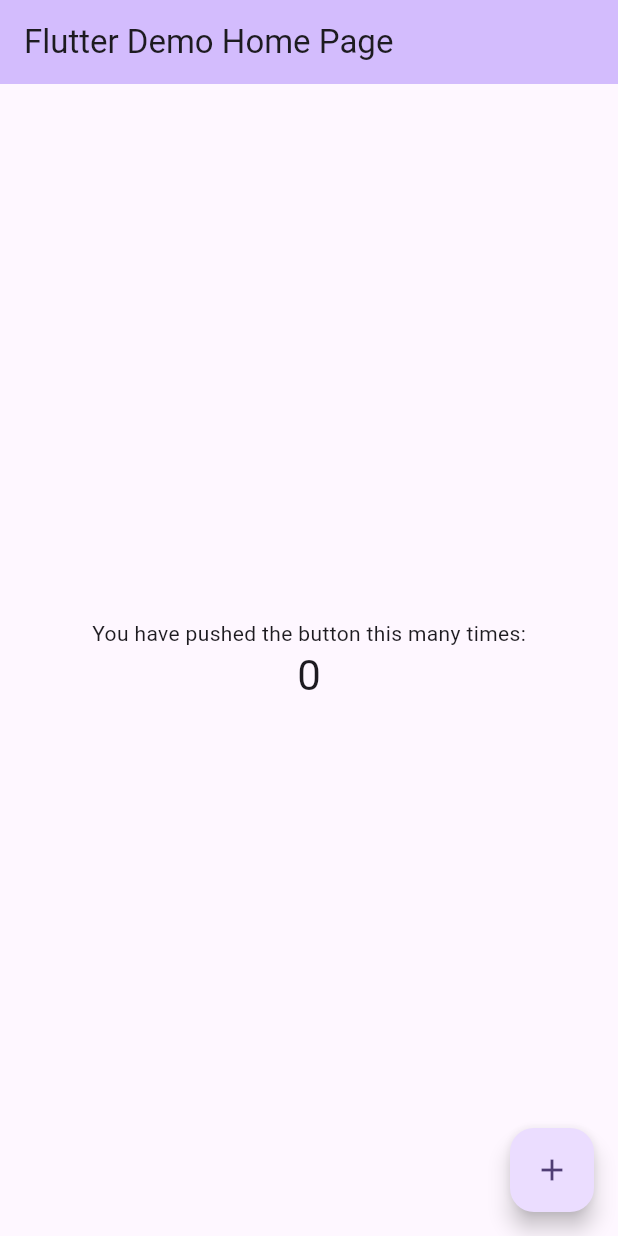
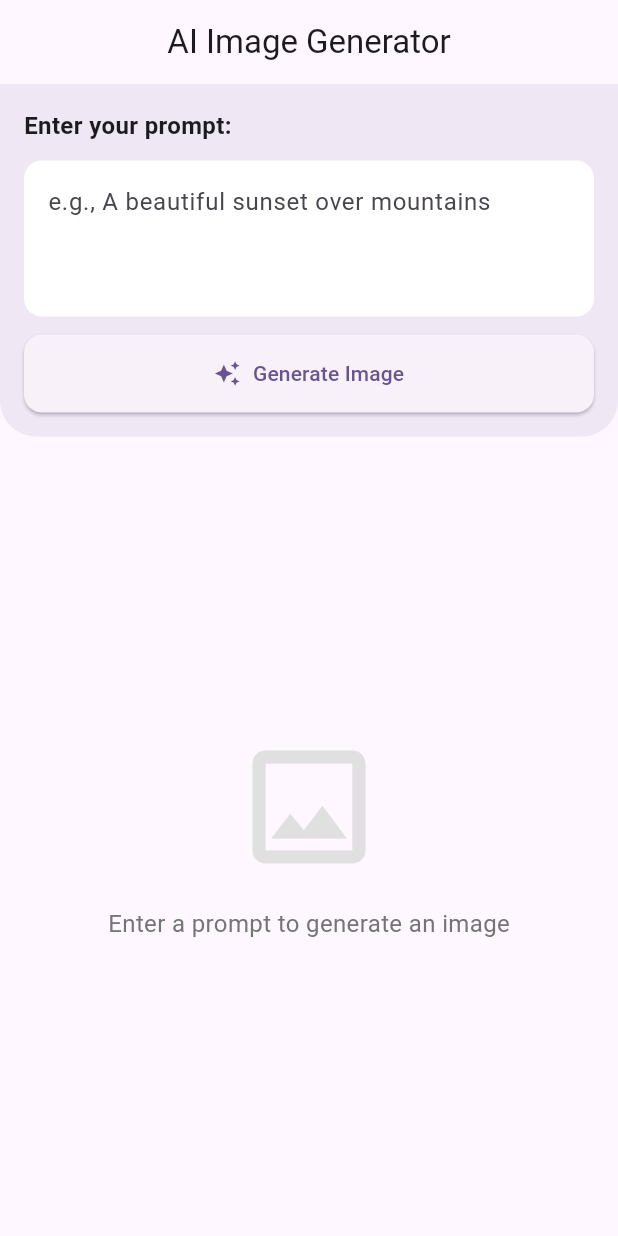
Before and after one commit to mishad01/gen_ai_based_image_generator_app, a Flutter app: the screen it shows after launch, on a phone screen of 412 x 824 dp. Run offline on Flutter 3.47's test engine with Material 3 defaults, Android fonts, the light colour scheme and no system bars; our stand-ins replace cached_network_image, flutter_dotenv.

Commit message:
feat: implement AI image generation using OpenAI API and update project structure

```diff
--- /dev/null
+++ b/lib/data/model/image_model.dart
@@ -0,0 +1,35 @@
+// ignore_for_file: public_member_api_docs, sort_constructors_first
+import 'dart:convert';
+
+class ImageModel {
+  final String url;
+  final String prompt;
+  final String createdAt;
+
+  ImageModel({
+    required this.url,
+    required this.prompt,
+    required this.createdAt,
+  });
+
+  Map<String, dynamic> toMap() {
+    return <String, dynamic>{
+      'url': url,
+      'prompt': prompt,
+      'createdAt': createdAt,
+    };
+  }
+
+  factory ImageModel.fromMap(Map<String, dynamic> map) {
+    return ImageModel(
+      url: map['url'] as String,
+      prompt: map['prompt'] as String,
+      createdAt: map['createdAt'] as String,
+    );
+  }
+
+  String toJson() => json.encode(toMap());
+
+  factory ImageModel.fromJson(String source) =>
+      ImageModel.fromMap(json.decode(source) as Map<String, dynamic>);
+}
--- /dev/null
+++ b/lib/data/service/open_api_service.dart
@@ -0,0 +1,40 @@
+import 'package:flutter_dotenv/flutter_dotenv.dart';
+import 'package:gen_ai_based_image_generator_app/data/model/image_model.dart';
+import 'network_caller.dart';
+
+class OpenAIService {
+  final String _baseUrl = 'https://api.openai.com/v1/images/generations';
+
+  String get apiKey => dotenv.env['OPENAI_API_KEY'] ?? '';
+
+  Future<ImageModel> generateImage(String prompt) async {
+    final response = await NetworkCaller.postRequest(
+      url: _baseUrl,
+      headers: {
+        'Content-Type': 'application/json',
+        'Authorization': 'Bearer $apiKey',
+      },
+      body: {'model': 'dall-e-2', 'prompt': prompt, 'n': 1, 'size': '512x512'},
+    );
+
+    if (response.isSuccess) {
+      final imageUrl = response.responseData['data'][0]['url'];
+
+      return ImageModel(
+        url: imageUrl,
+        prompt: prompt,
+        createdAt: DateTime.now().toString(),
+      );
+    } else {
+      if (response.responseData != null &&
+          response.responseData['error'] != null) {
+        throw Exception(
+          response.responseData['error']['message'] ??
+              'Failed to generate image',
+        );
+      } else {
+        throw Exception(response.errorMessage ?? 'Failed to generate image');
+      }
+    }
+  }
+}
--- a/lib/main.dart
+++ b/lib/main.dart
@@ -1,121 +1,36 @@
 import 'package:flutter/material.dart';
+import 'package:flutter_dotenv/flutter_dotenv.dart';
+import 'package:gen_ai_based_image_generator_app/data/service/open_api_service.dart';
+import 'package:gen_ai_based_image_generator_app/presentation/home/provider/image_generator_provider.dart';
+import 'package:gen_ai_based_image_generator_app/presentation/home/screen/home_screen.dart';
+import 'package:provider/provider.dart';
 
-void main() {
+void main() async {
+  WidgetsFlutterBinding.ensureInitialized();
+
+  await dotenv.load(fileName: '.env');
+
   runApp(const MyApp());
 }
 
 class MyApp extends StatelessWidget {
   const MyApp({super.key});
 
-  // This widget is the root of your application.
   @override
   Widget build(BuildContext context) {
-    return MaterialApp(
-      title: 'Flutter Demo',
-      theme: ThemeData(
-        // This is the theme of your application.
-        //
-        // TRY THIS: Try running your application with "flutter run". You'll see
-        // the application has a purple toolbar. Then, without quitting the app,
-        // try changing the seedColor in the colorScheme below to Colors.green
-        // and then invoke "hot reload" (save your changes or press the "hot
-        // reload" button in a Flutter-supported IDE, or press "r" if you used
-        // the command line to start the app).
-        //
-        // Notice that the counter didn't reset back to zero; the application
-        // state is not lost during the reload. To reset the state, use hot
-        // restart instead.
-        //
-        // This works for code too, not just values: Most code changes can be
-        // tested with just a hot reload.
-        colorScheme: .fromSeed(seedColor: Colors.deepPurple),
-      ),
-      home: const MyHomePage(title: 'Flutter Demo Home Page'),
-    );
-  }
-}
-
-class MyHomePage extends StatefulWidget {
-  const MyHomePage({super.key, required this.title});
-
-  // This widget is the home page of your application. It is stateful, meaning
-  // that it has a State object (defined below) that contains fields that affect
-  // how it looks.
-
-  // This class is the configuration for the state. It holds the values (in this
-  // case the title) provided by the parent (in this case the App widget) and
-  // used by the build method of the State. Fields in a Widget subclass are
-  // always marked "final".
-
-  final String title;
-
-  @override
-  State<MyHomePage> createState() => _MyHomePageState();
-}
-
-class _MyHomePageState extends State<MyHomePage> {
-  int _counter = 0;
-
-  void _incrementCounter() {
-    setState(() {
-      // This call to setState tells the Flutter framework that something has
-      // changed in this State, which causes it to rerun the build method below
-      // so that the display can reflect the updated values. If we changed
-      // _counter without calling setState(), then the build method would not be
-      // called again, and so nothing would appear to happen.
-      _counter++;
-    });
-  }
-
-  @override
-  Widget build(BuildContext context) {
-    // This method is rerun every time setState is called, for instance as done
-    // by the _incrementCounter method above.
-    //
-    // The Flutter framework has been optimized to make rerunning build methods
-    // fast, so that you can just rebuild anything that needs updating rather
-    // than having to individually change instances of widgets.
-    return Scaffold(
-      appBar: AppBar(
-        // TRY THIS: Try changing the color here to a specific color (to
-        // Colors.amber, perhaps?) and trigger a hot reload to see the AppBar
-        // change color while the other colors stay the same.
-        backgroundColor: Theme.of(context).colorScheme.inversePrimary,
-        // Here we take the value from the MyHomePage object that was created by
-        // the App.build method, and use it to set our appbar title.
-        title: Text(widget.title),
-      ),
-      body: Center(
-        // Center is a layout widget. It takes a single child and positions it
-        // in the middle of the parent.
-        child: Column(
-          // Column is also a layout widget. It takes a list of children and
-          // arranges them vertically. By default, it sizes itself to fit its
-          // children horizontally, and tries to be as tall as its parent.
-          //
-          // Column has various properties to control how it sizes itself and
-          // how it positions its children. Here we use mainAxisAlignment to
-          // center the children vertically; the main axis here is the vertical
-          // axis because Columns are vertical (the cross axis would be
-          // horizontal).
-          //
-          // TRY THIS: Invoke "debug painting" (choose the "Toggle Debug Paint"
-          // action in the IDE, or press "p" in the console), to see the
-          // wireframe for each widget.
-          mainAxisAlignment: .center,
-          children: [
-            const Text('You have pushed the button this many times:'),
-            Text(
-              '$_counter',
-              style: Theme.of(context).textTheme.headlineMedium,
-            ),
-          ],
+    return ChangeNotifierProvider(
+      create: (_) => ImageGeneratorProvider(OpenAIService()),
+      child: MaterialApp(
+        title: 'AI Image Generator',
+        debugShowCheckedModeBanner: false,
+        theme: ThemeData(
+          colorScheme: ColorScheme.fromSeed(
+            seedColor: Colors.deepPurple,
+            brightness: Brightness.light,
+          ),
+          useMaterial3: true,
         ),
-      ),
-      floatingActionButton: FloatingActionButton(
-        onPressed: _incrementCounter,
-        tooltip: 'Increment',
-        child: const Icon(Icons.add),
+        home: const HomeScreen(),
       ),
     );
   }
--- /dev/null
+++ b/lib/presentation/home/provider/image_generator_provider.dart
@@ -0,0 +1,62 @@
+import 'package:flutter/material.dart';
+import 'package:gen_ai_based_image_generator_app/data/model/image_model.dart';
+import 'package:gen_ai_based_image_generator_app/data/service/open_api_service.dart';
+
+class ImageGeneratorProvider extends ChangeNotifier {
+  final OpenAIService _openAIService;
+
+  ImageGeneratorProvider(this._openAIService);
+
+  ImageModel? _currentImage;
+  bool _isLoading = false;
+  String? _errorMessage;
+
+  ImageModel? get currentImage => _currentImage;
+  bool get isLoading => _isLoading;
+  String? get errorMessage => _errorMessage;
+
+  Future<void> generateImage(String prompt) async {
+    print('🎬 [Provider] Starting image generation for prompt: $prompt');
+
+    if (prompt.trim().isEmpty) {
+      _errorMessage = 'Prompt cannot be empty';
+      notifyListeners();
+      return;
+    }
+
+    _isLoading = true;
+    _errorMessage = null;
+    notifyListeners();
+
+    try {
+      print('⏳ [Provider] Calling OpenAI service...');
+      final image = await _openAIService.generateImage(prompt);
+      print('✅ [Provider] Image generated successfully!');
+      print('🖼️ [Provider] Image URL: ${image.url}');
+      print('📅 [Provider] Created at: ${image.createdAt}');
+
+      _currentImage = image;
+      _errorMessage = null;
+    } catch (e) {
+      print('❌ [Provider] Error occurred: $e');
+      _errorMessage = e.toString();
+      _currentImage = null;
+    } finally {
+      _isLoading = false;
+      print(
+        '🏁 [Provider] Generation complete. Loading: $_isLoading, Error: $_errorMessage',
+      );
+      notifyListeners();
+    }
+  }
+
+  void clearError() {
+    _errorMessage = null;
+    notifyListeners();
+  }
+
+  void clearCurrentImage() {
+    _currentImage = null;
+    notifyListeners();
+  }
+}
--- /dev/null
+++ b/lib/presentation/home/screen/home_screen.dart
@@ -0,0 +1,183 @@
+import 'package:flutter/material.dart';
+import 'package:gen_ai_based_image_generator_app/presentation/home/provider/image_generator_provider.dart';
+import 'package:gen_ai_based_image_generator_app/presentation/home/widget/image_display_widget.dart';
+import 'package:provider/provider.dart';
+
+/// Main screen for the AI Image Generator app
+class HomeScreen extends StatefulWidget {
+  const HomeScreen({super.key});
+
+  @override
+  State<HomeScreen> createState() => _HomeScreenState();
+}
+
+class _HomeScreenState extends State<HomeScreen> {
+  final TextEditingController _promptController = TextEditingController();
+
+  @override
+  void dispose() {
+    _promptController.dispose();
+    super.dispose();
+  }
+
+  void _generateImage() {
+    final prompt = _promptController.text.trim();
+    if (prompt.isEmpty) {
+      ScaffoldMessenger.of(
+        context,
+      ).showSnackBar(const SnackBar(content: Text('Please enter a prompt')));
+      return;
+    }
+
+    context.read<ImageGeneratorProvider>().generateImage(prompt);
+  }
+
+  @override
+  Widget build(BuildContext context) {
+    return Scaffold(
+      appBar: AppBar(
+        title: const Text('AI Image Generator'),
+        centerTitle: true,
+        elevation: 0,
+      ),
+      body: SafeArea(
+        child: Column(
+          children: [
+            // Input Section
+            Container(
+              padding: const EdgeInsets.all(16),
+              decoration: BoxDecoration(
+                color: Theme.of(context).primaryColor.withValues(alpha: 0.1),
+                borderRadius: const BorderRadius.vertical(
+                  bottom: Radius.circular(24),
+                ),
+              ),
+              child: Column(
+                crossAxisAlignment: CrossAxisAlignment.start,
+                children: [
+                  const Text(
+                    'Enter your prompt:',
+                    style: TextStyle(fontSize: 16, fontWeight: FontWeight.bold),
+                  ),
+                  const SizedBox(height: 12),
+                  TextField(
+                    controller: _promptController,
+                    maxLines: 3,
+                    decoration: InputDecoration(
+                      hintText: 'e.g., A beautiful sunset over mountains',
+                      filled: true,
+                      fillColor: Colors.white,
+                      border: OutlineInputBorder(
+                        borderRadius: BorderRadius.circular(12),
+                        borderSide: BorderSide.none,
+                      ),
+                    ),
+                  ),
+                  const SizedBox(height: 12),
+                  SizedBox(
+                    width: double.infinity,
+                    child: Consumer<ImageGeneratorProvider>(
+                      builder: (context, provider, child) {
+                        return ElevatedButton.icon(
+                          onPressed: provider.isLoading ? null : _generateImage,
+                          icon: provider.isLoading
+                              ? const SizedBox(
+                                  width: 20,
+                                  height: 20,
+                                  child: CircularProgressIndicator(
+                                    strokeWidth: 2,
+                                    color: Colors.white,
+                                  ),
+                                )
+                              : const Icon(Icons.auto_awesome),
+                          label: Text(
+                            provider.isLoading
+                                ? 'Generating...'
+                                : 'Generate Image',
+                          ),
+                          style: ElevatedButton.styleFrom(
+                            padding: const EdgeInsets.symmetric(vertical: 16),
+                            shape: RoundedRectangleBorder(
+                              borderRadius: BorderRadius.circular(12),
+                            ),
+                          ),
+                        );
+                      },
+                    ),
+                  ),
+                ],
+              ),
+            ),
+
+            // Content Section
+            Expanded(
+              child: Consumer<ImageGeneratorProvider>(
+                builder: (context, provider, child) {
+                  // Show error message
+                  if (provider.errorMessage != null) {
+                    return Center(
+                      child: Padding(
+                        padding: const EdgeInsets.all(16.0),
+                        child: Column(
+                          mainAxisAlignment: MainAxisAlignment.center,
+                          children: [
+                            const Icon(
+                              Icons.error_outline,
+                              size: 64,
+                              color: Colors.red,
+                            ),
+                            const SizedBox(height: 16),
+                            Text(
+                              provider.errorMessage!,
+                              textAlign: TextAlign.center,
+                              style: const TextStyle(fontSize: 16),
+                            ),
+                            const SizedBox(height: 16),
+                            ElevatedButton(
+                              onPressed: provider.clearError,
+                              child: const Text('Dismiss'),
+                            ),
+                          ],
+                        ),
+                      ),
+                    );
+                  }
+
+                  // Show current image
+                  if (provider.currentImage != null) {
+                    return SingleChildScrollView(
+                      padding: const EdgeInsets.all(16),
+                      child: ImageDisplayWidget(image: provider.currentImage!),
+                    );
+                  }
+
+                  // Show empty state
+                  return Center(
+                    child: Column(
+                      mainAxisAlignment: MainAxisAlignment.center,
+                      children: [
+                        Icon(
+                          Icons.image_outlined,
+                          size: 100,
+                          color: Colors.grey[300],
+                        ),
+                        const SizedBox(height: 16),
+                        Text(
+                          'Enter a prompt to generate an image',
+                          style: TextStyle(
+                            fontSize: 16,
+                            color: Colors.grey[600],
+                          ),
+                        ),
+                      ],
+                    ),
+                  );
+                },
+              ),
+            ),
+          ],
+        ),
+      ),
+    );
+  }
+}
--- a/pubspec.yaml
+++ b/pubspec.yaml
@@ -62,8 +62,8 @@ flutter:
   uses-material-design: true
 
   # To add assets to your application, add an assets section, like this:
-  # assets:
-  #   - images/a_dot_burr.jpeg
+  assets:
+    - .env
   #   - images/a_dot_ham.jpeg
 
   # An image asset can refer to one or more resolution-specific "variants", see
```
Also changed, not shown: lib/data/service/network_caller.dart (added, +40 -0 lines), lib/data/service/network_response.dart (added, +13 -0 lines), lib/presentation/home/widget/image_display_widget.dart (added, +61 -0 lines), 2 other files.
